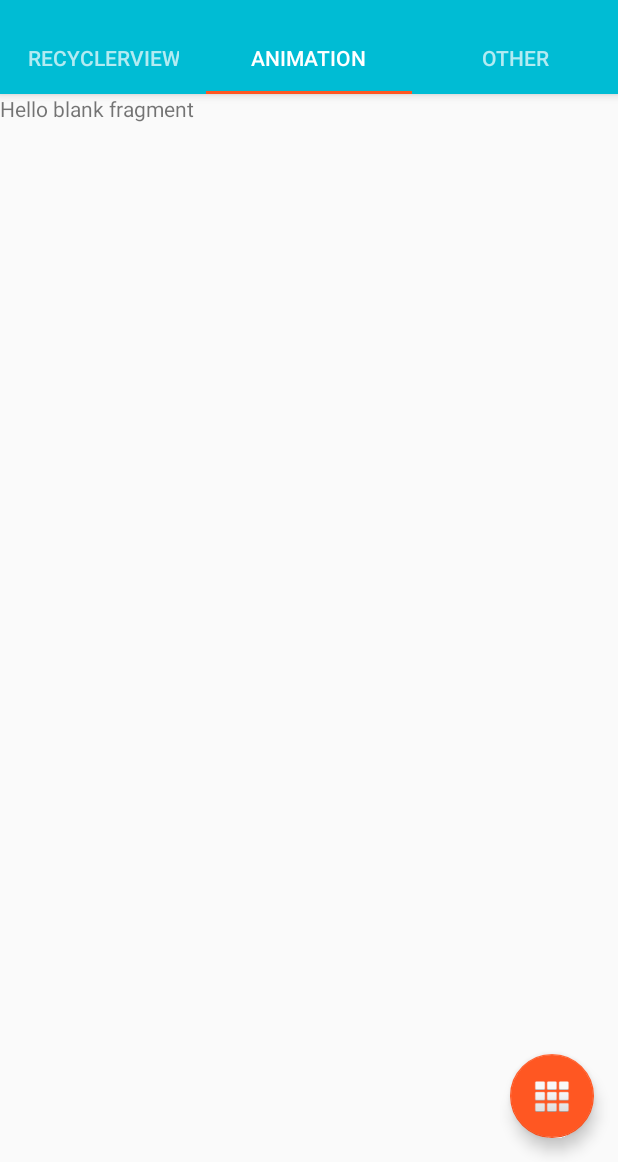
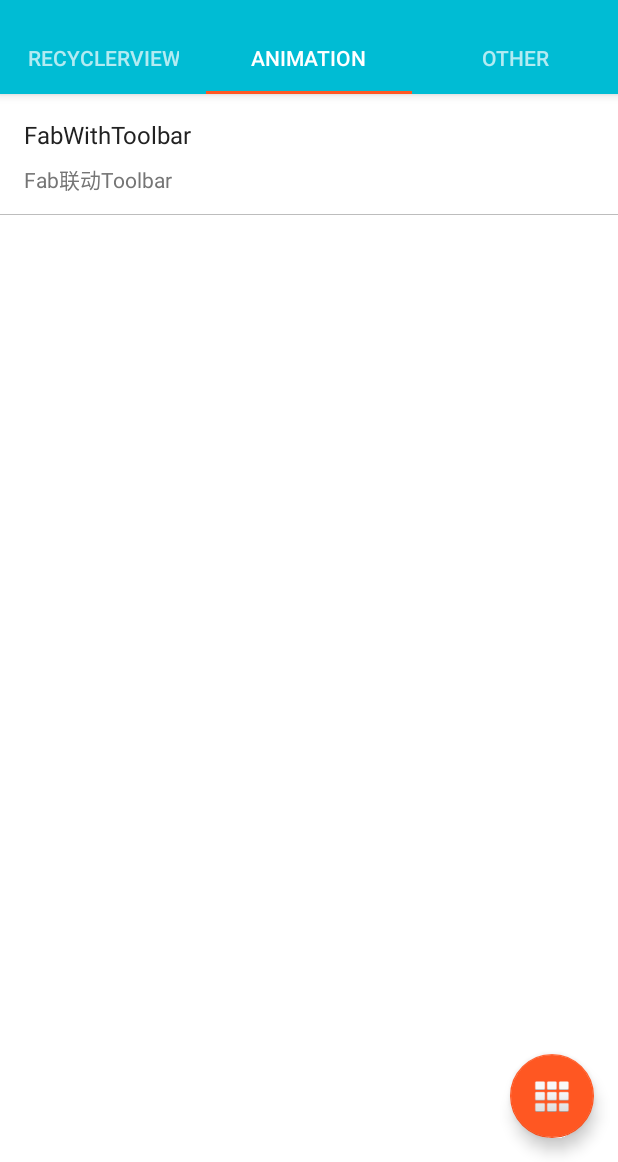
Before and after one commit to wangnamu/WidgetDemo, an Android app: the screen it shows after launch (MainActivity), tab 2 chosen, on a phone screen of 412 x 824 dp, the part 74-1236 px from its top. Run offline under Robolectric (Android 15) with nearby library versions, the phone set to English and light mode, and no system bars.

```diff
--- a/app/build.gradle
+++ b/app/build.gradle
@@ -25,6 +25,7 @@ android {
                             'src/main/res',
                             'src/main/res/layout',
                             'src/main/res/layout/recyclerview',
+                            'src/main/res/layout/animation',
                             'src/main/res/layout/dialog',
                             'src/main/res/layout/popwindow'
                     ]
--- a/app/src/main/AndroidManifest.xml
+++ b/app/src/main/AndroidManifest.xml
@@ -33,8 +33,11 @@
             android:name=".recyclerview.timeline.RecyclerViewWithTimeLineActivity"
             android:label="RecyclerViewWithTimeLineActivity">
         </activity>
-        <activity android:name=".recyclerview.expandchecked.ExpandCheckedActivity"
+        <activity
+            android:name=".recyclerview.expandchecked.ExpandCheckedActivity"
             android:label="ExpandCheckedActivity">
+        </activity>
+        <activity android:name=".animation.fabwithtoolbar.FabWithToolbarActivity">
         </activity>
     </application>
 
--- a/app/src/main/java/com/ufo/widgetdemo/AnimationFragment.java
+++ b/app/src/main/java/com/ufo/widgetdemo/AnimationFragment.java
@@ -1,20 +1,39 @@
 package com.ufo.widgetdemo;
 
 import android.content.Context;
+import android.content.Intent;
 import android.net.Uri;
 import android.os.Bundle;
 import android.support.v4.app.Fragment;
+import android.support.v7.widget.LinearLayoutManager;
+import android.support.v7.widget.RecyclerView;
 import android.util.Log;
 import android.view.LayoutInflater;
 import android.view.View;
 import android.view.ViewGroup;
+import android.widget.TextView;
+
+import com.ufo.widgetdemo.common.DividerItemDecoration;
+
+import java.util.ArrayList;
+import java.util.List;
 
 
 public class AnimationFragment extends Fragment {
 
 
+    private List<DataModel> mData;
+
+    private RecyclerView mRecyclerView;
+    private MainRecyclerViewAdapter mAdapter;
+
+
+
     public AnimationFragment() {
         // Required empty public constructor
+        mData = new ArrayList<>();
+        mData.add(new DataModel("FabWithToolbar", "Fab联动Toolbar", "com.ufo.widgetdemo.animation.fabwithtoolbar.FabWithToolbarActivity"));
+
     }
 
 
@@ -36,7 +55,35 @@ public class AnimationFragment extends Fragment {
 
 
         // Inflate the layout for this fragment
-        return inflater.inflate(R.layout.fragment_animation, container, false);
+        View view = inflater.inflate(R.layout.fragment_animation, container, false);
+
+        mRecyclerView = (RecyclerView) view.findViewById(R.id.main_recycler_view);
+
+        mAdapter = new MainRecyclerViewAdapter(mData, getContext());
+        LinearLayoutManager layoutManager = new LinearLayoutManager(getContext());
+        layoutManager.setOrientation(LinearLayoutManager.VERTICAL);
+        mRecyclerView.setLayoutManager(layoutManager);
+        mRecyclerView.addItemDecoration(new DividerItemDecoration(getContext(), LinearLayoutManager.VERTICAL));
+
+        mAdapter.setRecyclerViewItemClickListener(new RecyclerViewItemClickListener() {
+            @Override
+            public void onItemClick(View view, int position) {
+
+                DataModel dataModel = mData.get(position);
+
+                try {
+                    Intent intent = new Intent(getContext(), Class.forName(dataModel.getActivtyName()));
+                    startActivity(intent);
+                } catch (ClassNotFoundException e) {
+                    e.printStackTrace();
+                }
+
+            }
+        });
+
+        mRecyclerView.setAdapter(mAdapter);
+
+        return view;
     }
 
 
@@ -55,4 +102,66 @@ public class AnimationFragment extends Fragment {
     }
 
 
+    static class MainRecyclerViewAdapter extends RecyclerView.Adapter<RecyclerViewViewHolder> {
+
+        private List<DataModel> mData;
+        private Context mContext;
+        private RecyclerViewItemClickListener mRecyclerViewItemClickListener;
+
+
+        public void setRecyclerViewItemClickListener(RecyclerViewItemClickListener recyclerViewItemClickListener) {
+            this.mRecyclerViewItemClickListener = recyclerViewItemClickListener;
+        }
+
+        public MainRecyclerViewAdapter(List<DataModel> data, Context context) {
+            this.mContext = context;
+            this.mData = data;
+        }
+
+
+        @Override
+        public RecyclerViewViewHolder onCreateViewHolder(ViewGroup parent, int viewType) {
+            View view = LayoutInflater.from(mContext).inflate(R.layout.recycler_view_item, parent, false);
+            RecyclerViewViewHolder viewHolder = new RecyclerViewViewHolder(view);
+            return viewHolder;
+        }
+
+        @Override
+        public void onBindViewHolder(RecyclerViewViewHolder holder, final int position) {
+            holder.mTitle.setText(mData.get(position).getTitle());
+            holder.mSubHead.setText(mData.get(position).getSubhead());
+            holder.itemView.setOnClickListener(new View.OnClickListener() {
+                @Override
+                public void onClick(View v) {
+                    if (mRecyclerViewItemClickListener != null) {
+                        mRecyclerViewItemClickListener.onItemClick(v, position);
+                    }
+                }
+            });
+        }
+
+        @Override
+        public int getItemCount() {
+            return mData.size();
+        }
+    }
+
+    static class RecyclerViewViewHolder extends RecyclerView.ViewHolder {
+
+        TextView mTitle;
+        TextView mSubHead;
+
+        public RecyclerViewViewHolder(final View itemView) {
+            super(itemView);
+            mTitle = (TextView) itemView.findViewById(R.id.recycler_view_item_title);
+            mSubHead = (TextView) itemView.findViewById(R.id.recycler_view_item_subhead);
+        }
+
+    }
+
+    public interface RecyclerViewItemClickListener {
+        void onItemClick(View view, int position);
+    }
+
+
 }
--- a/app/src/main/java/com/ufo/widgetdemo/MainActivity.java
+++ b/app/src/main/java/com/ufo/widgetdemo/MainActivity.java
@@ -1,6 +1,5 @@
 package com.ufo.widgetdemo;
 
-import android.animation.Animator;
 import android.support.design.widget.TabLayout;
 import android.support.design.widget.FloatingActionButton;
 import android.support.design.widget.Snackbar;
@@ -12,15 +11,11 @@ import android.support.v4.app.FragmentManager;
 import android.support.v4.app.FragmentPagerAdapter;
 import android.support.v4.view.ViewPager;
 import android.os.Bundle;
-import android.util.Log;
 import android.view.Menu;
 import android.view.MenuItem;
 import android.view.View;
-import android.view.ViewAnimationUtils;
-import android.view.animation.AccelerateDecelerateInterpolator;
 import android.view.animation.AccelerateInterpolator;
 import android.view.animation.Animation;
-import android.view.animation.AnimationUtils;
 import android.view.animation.DecelerateInterpolator;
 import android.view.animation.ScaleAnimation;
 
--- a/app/src/main/java/com/ufo/widgetdemo/RecyclerViewFragment.java
+++ b/app/src/main/java/com/ufo/widgetdemo/RecyclerViewFragment.java
@@ -100,8 +100,6 @@ public class RecyclerViewFragment extends Fragment {
 
 
 
-
-
     static class MainRecyclerViewAdapter extends RecyclerView.Adapter<RecyclerViewViewHolder> {
 
         private List<DataModel> mData;
--- a/app/src/main/res/layout/fragment_animation.xml
+++ b/app/src/main/res/layout/fragment_animation.xml
@@ -4,10 +4,13 @@
              android:layout_height="match_parent"
              tools:context="com.ufo.widgetdemo.AnimationFragment">
 
-    <!-- TODO: Update blank fragment layout -->
-    <TextView
+    <android.support.v7.widget.RecyclerView
+        android:id="@+id/main_recycler_view"
         android:layout_width="match_parent"
         android:layout_height="match_parent"
-        android:text="@string/hello_blank_fragment"/>
+        android:background="@color/colorBackground"
+        android:paddingTop="8dp">
+    </android.support.v7.widget.RecyclerView>
+
 
 </FrameLayout>
--- a/app/src/main/res/layout/fragment_recycler_view.xml
+++ b/app/src/main/res/layout/fragment_recycler_view.xml
@@ -9,8 +9,7 @@
         android:layout_width="match_parent"
         android:layout_height="match_parent"
         android:background="@color/colorBackground"
-        android:paddingTop="8dp"
-        android:scrollbars="vertical">
+        android:paddingTop="8dp">
     </android.support.v7.widget.RecyclerView>
 
 </FrameLayout>
```
Also changed, not shown: app/src/main/java/com/ufo/widgetdemo/animation/fabwithtoolbar/FabWithToolbarActivity.java (added, +155 -0 lines), app/src/main/res/layout/animation/layout/activity_fab_with_toolbar.xml (added, +79 -0 lines).
